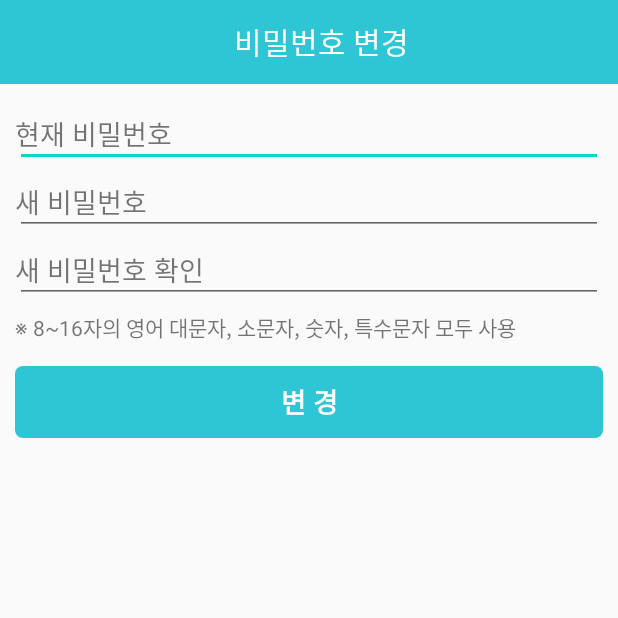
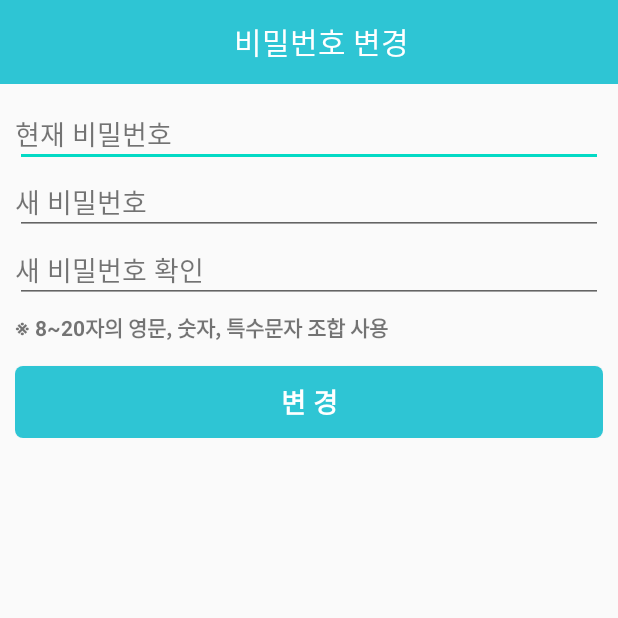
Before and after one commit to Won-dy/Capstone2, an Android app: the PasswordChangeActivity screen opened directly, with no data from a screen before it, after a tap on "변 경", on a phone screen of 412 x 824 dp, the top half of it. Run offline under Robolectric (Android 15) with nearby library versions, the phone set to English and light mode, and no system bars; our stand-ins replace Volley; network calls fail.

Commit message:
예외(정석 값) 처리, xml 보완(글자수 제안), 계좌 건너뛰기 삭제

```diff
--- a/app/src/main/java/kr/co/ilg/activity/login/BusinessLicenseConfirmActivity.java
+++ b/app/src/main/java/kr/co/ilg/activity/login/BusinessLicenseConfirmActivity.java
@@ -62,6 +62,8 @@ public class BusinessLicenseConfirmActivity extends AppCompatActivity {
                             Log.d("mytesstt", String.valueOf(inquiry));
                             if(inquiry){
                                 Toast.makeText(BusinessLicenseConfirmActivity.this, "조회 완료",Toast.LENGTH_SHORT).show();
+                                ceoNameET.setFocusable(false);
+                                blnumET.setFocusable(false);
                             }
                             else{
                                 Toast.makeText(BusinessLicenseConfirmActivity.this, "일치하는 정보가 없습니다",Toast.LENGTH_SHORT).show();
--- a/app/src/main/java/kr/co/ilg/activity/mypage/PasswordChangeActivity.java
+++ b/app/src/main/java/kr/co/ilg/activity/mypage/PasswordChangeActivity.java
@@ -19,14 +19,21 @@ import com.example.capstone2.R;
 
 import org.json.JSONObject;
 
+import java.util.regex.Matcher;
+import java.util.regex.Pattern;
+
 import kr.co.ilg.activity.login.Sharedpreference;
+import kr.co.ilg.activity.login.SignupPasswordActivity;
 
 public class PasswordChangeActivity extends Activity {
 
     Button changeBtn;
     EditText passwdET, newPasswdET, checkNewPwET;
-    String business_reg_num, manager_pw, manager_new_pw, manager_check_new_pw;;
+    String business_reg_num, manager_pw, manager_new_pw, manager_check_new_pw;
+    ;
     private Context mContext;
+    public static final String pattern1 = "^(?=.*[A-Za-z])(?=.*[0-9])(?=.*[$@$!%*#?&])[A-Za-z[0-9]$@$!%*#?&]{8,20}$"; // 영문, 숫자, 특수문자
+    Matcher match;
 
     @Override
     protected void onCreate(@Nullable Bundle savedInstanceState) {
@@ -48,10 +55,11 @@ public class PasswordChangeActivity extends Activity {
                 manager_new_pw = newPasswdET.getText().toString();
                 manager_check_new_pw = checkNewPwET.getText().toString();
 
-                if ((manager_pw.equals("")) || (manager_check_new_pw.equals("")) || (manager_new_pw.equals(""))) {
-                    Toast.makeText(PasswordChangeActivity.this, "모든 값을 입력해 주세요.", Toast.LENGTH_SHORT).show();
-                }
-                else {
+                if (((manager_pw.trim()).equals("")) || ((manager_check_new_pw.trim()).equals("")) || ((manager_new_pw.trim()).equals(""))) {
+                    Toast.makeText(PasswordChangeActivity.this, "값을 모두 입력해주세요.", Toast.LENGTH_SHORT).show();
+                } else {
+                    match = Pattern.compile(pattern1).matcher(passwdET.getText().toString());
+                    if (match.find()) {  // 조건 만족
                         Response.Listener rListener = new Response.Listener<String>() {
                             @Override
                             public void onResponse(String response) {
@@ -62,8 +70,8 @@ public class PasswordChangeActivity extends Activity {
                                     boolean isExistPw = jResponse.getBoolean("isExistPw");
                                     boolean pwChangeSuccess = jResponse.getBoolean("pwChangeSuccess");
 
-                                if(isExistPw){  // 비밀번호 존재
-                                    if(pwChangeSuccess) {
+                                    if (isExistPw) {  // 비밀번호 존재
+                                        if (pwChangeSuccess) {
                                             Toast.makeText(PasswordChangeActivity.this, "변경되었습니다", Toast.LENGTH_SHORT).show();
 
                                             Intent intent = new Intent(PasswordChangeActivity.this, OptionActivity.class);
@@ -71,7 +79,7 @@ public class PasswordChangeActivity extends Activity {
                                         } else {
                                             Toast.makeText(PasswordChangeActivity.this, "새 비밀번호와 새 비밀번호 확인이 다릅니다.", Toast.LENGTH_SHORT).show();
                                         }
-                                } else{  // 비밀번호 없음
+                                    } else {  // 비밀번호 없음
                                         Toast.makeText(PasswordChangeActivity.this, "현재 비밀번호가 틀립니다.", Toast.LENGTH_SHORT).show();
                                     }
                                 } catch (Exception e) {
@@ -83,6 +91,9 @@ public class PasswordChangeActivity extends Activity {
 
                         RequestQueue queue = Volley.newRequestQueue(PasswordChangeActivity.this);
                         queue.add(pcRequest);
+                    } else {
+                        Toast.makeText(PasswordChangeActivity.this, "새 비밀번호가 조건에 맞지 않습니다", Toast.LENGTH_SHORT).show();
+                    }
                 }
             }
         });
--- a/app/src/main/res/layout/account_add.xml
+++ b/app/src/main/res/layout/account_add.xml
@@ -82,6 +82,7 @@
             android:textSize="18sp"
             android:textColor="@color/WhiteColor"/>
 
+<!--
         <TextView
             android:id="@+id/nextTimeTV"
             android:layout_width="wrap_content"
@@ -91,6 +92,7 @@
             android:layout_margin="10dp"
             android:clickable="true"
             android:text="건너뛰기"/>
+-->
 
     </androidx.constraintlayout.widget.ConstraintLayout>
 
--- a/app/src/main/res/layout/businesslicense_confirm.xml
+++ b/app/src/main/res/layout/businesslicense_confirm.xml
@@ -76,6 +76,7 @@
                 android:paddingLeft="130dp"
                 android:layout_weight="4"
                 android:hint="000 - 00 - 00000"
+                android:maxLength="10"
                 />
 
             <Button
--- a/app/src/main/res/layout/deletemb.xml
+++ b/app/src/main/res/layout/deletemb.xml
@@ -43,6 +43,7 @@
             app:layout_constraintTop_toTopOf="parent"
             app:layout_constraintLeft_toLeftOf="parent"
             android:inputType="textPassword"
+            android:maxLength="20"
             android:paddingLeft="120dp" />
 
         <TextView
@@ -63,6 +64,7 @@
             app:layout_constraintTop_toBottomOf="@id/passwdET"
             app:layout_constraintLeft_toLeftOf="parent"
             android:inputType="textPassword"
+            android:maxLength="20"
             android:paddingLeft="120dp" />
 
         <TextView
--- a/app/src/main/res/layout/find_password_info.xml
+++ b/app/src/main/res/layout/find_password_info.xml
@@ -47,6 +47,7 @@
             app:layout_constraintTop_toTopOf="parent"
             app:layout_constraintLeft_toLeftOf="parent"
             android:inputType="number"
+            android:maxLength="10"
             android:paddingLeft="130dp"
             android:hint="000 - 00 - 00000"/>
 
--- a/app/src/main/res/layout/login.xml
+++ b/app/src/main/res/layout/login.xml
@@ -33,6 +33,7 @@
             android:background="@drawable/edittext_custom1"
             android:hint="사업자 등록번호"
             android:inputType="number"
+            android:maxLength="10"
             android:padding="15dp"
             app:layout_constraintLeft_toLeftOf="@id/guideline9"
             app:layout_constraintRight_toRightOf="@id/guideline10"
@@ -46,6 +47,7 @@
             android:background="@drawable/edittext_custom1"
             android:hint="비밀번호"
             android:inputType="textPassword"
+            android:maxLength="20"
             android:padding="15dp"
             app:layout_constraintLeft_toLeftOf="@id/guideline9"
             app:layout_constraintRight_toRightOf="@id/guideline10"
--- a/app/src/main/res/layout/password_change.xml
+++ b/app/src/main/res/layout/password_change.xml
@@ -45,6 +45,7 @@
             app:layout_constraintTop_toTopOf="parent"
             app:layout_constraintLeft_toLeftOf="parent"
             android:inputType="textPassword"
+            android:maxLength="20"
             android:paddingLeft="140dp" />
 
         <TextView
@@ -64,6 +65,7 @@
             app:layout_constraintTop_toBottomOf="@id/passwdET"
             app:layout_constraintLeft_toLeftOf="parent"
             android:inputType="textPassword"
+            android:maxLength="20"
             android:paddingLeft="140dp" />
 
         <TextView
@@ -84,6 +86,7 @@
             app:layout_constraintTop_toBottomOf="@id/newPasswdET"
             app:layout_constraintLeft_toLeftOf="parent"
             android:inputType="textPassword"
+            android:maxLength="20"
             android:paddingLeft="140dp" />
 
         <TextView
@@ -94,7 +97,8 @@
             app:layout_constraintLeft_toLeftOf="parent"
             app:layout_constraintRight_toRightOf="parent"
             android:layout_marginTop="5dp"
-            android:text="※ 8~16자의 영어 대문자, 소문자, 숫자, 특수문자 모두 사용"/>
+            android:textStyle="bold"
+            android:text="※ 8~20자의 영문, 숫자, 특수문자 조합 사용"/>
 
         <Button
             android:id="@+id/changeBtn"
--- a/app/src/main/res/layout/signup_password.xml
+++ b/app/src/main/res/layout/signup_password.xml
@@ -44,6 +44,7 @@
             app:layout_constraintTop_toTopOf="parent"
             app:layout_constraintLeft_toLeftOf="parent"
             android:inputType="textPassword"
+            android:maxLength="20"
             android:paddingLeft="115dp" />
 
         <TextView
@@ -64,6 +65,7 @@
             app:layout_constraintTop_toBottomOf="@id/passwdET"
             app:layout_constraintLeft_toLeftOf="parent"
             android:inputType="textPassword"
+            android:maxLength="20"
             android:paddingLeft="115dp" />
 
         <TextView
@@ -73,8 +75,9 @@
             app:layout_constraintTop_toBottomOf="@id/checkPwET"
             app:layout_constraintLeft_toLeftOf="parent"
             app:layout_constraintRight_toRightOf="parent"
+            android:textStyle="bold"
             android:layout_marginTop="5dp"
-            android:text="※ 8~16자의 영어 대문자, 소문자, 숫자, 특수문자 모두 사용"/>
+            android:text="※ 8~20자의 영문, 숫자, 특수문자 조합 사용"/>
 
         <Button
             android:id="@+id/nextBtn"
--- a/app/src/main/res/layout/write_office_info.xml
+++ b/app/src/main/res/layout/write_office_info.xml
@@ -67,6 +67,7 @@
             app:layout_constraintTop_toBottomOf="@id/officeNameET"
             app:layout_constraintLeft_toLeftOf="parent"
             android:inputType="number"
+            android:maxLength="10"
             android:paddingLeft="115dp" />
 
         <TextView
@@ -138,6 +139,7 @@
             app:layout_constraintTop_toBottomOf="@id/managerNameET"
             app:layout_constraintLeft_toLeftOf="parent"
             android:inputType="number"
+            android:maxLength="10"
             android:paddingLeft="115dp" />
 
         <Button
```
Also changed, not shown: app/src/main/java/kr/co/ilg/activity/login/SignupPasswordActivity.java (+10 -0 lines), app/src/main/java/kr/co/ilg/activity/mypage/AccountAddActivity.java (+5 -3 lines). Lines whose indentation alone changed are shown as unchanged.
